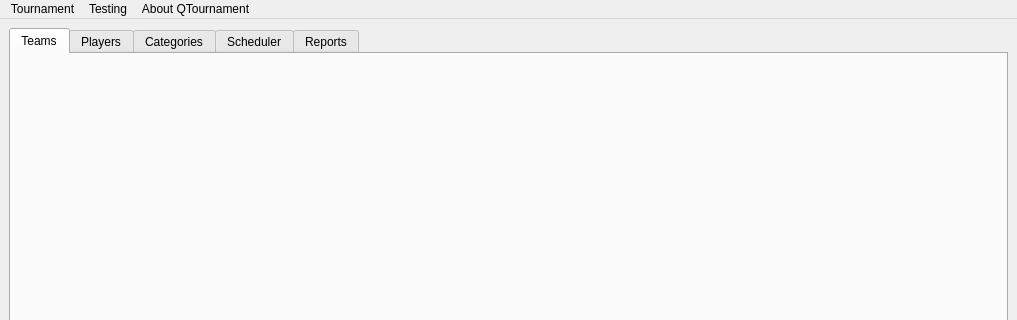
probonopd/QTournament, file ui/MainFrame.ui: the form before one commit; both pictures show x 0 to 1017 and y 0 to 320 of the 1017 by 760 pixel window.
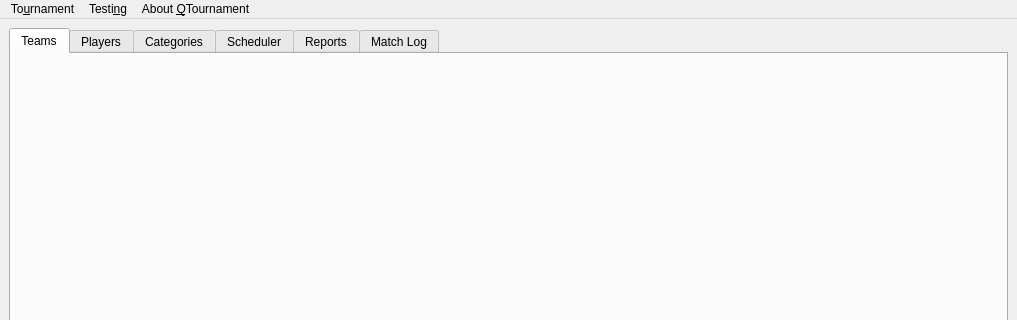
The form after the commit. The open tabs and pages were chosen to show the change. Custom widgets are drawn as their Qt base class.

Commit message: Added a new tab with a "Match Log" and started filling it with content.

```diff
--- a/ui/MainFrame.ui
+++ b/ui/MainFrame.ui
@@ -61,6 +61,11 @@
           <string>Reports</string>
          </attribute>
         </widget>
+        <widget class="MatchLogTabWidget" name="tabMatchLog">
+         <attribute name="title">
+          <string>Match Log</string>
+         </attribute>
+        </widget>
        </widget>
       </item>
      </layout>
@@ -73,12 +78,12 @@
      <x>0</x>
      <y>0</y>
      <width>1017</width>
-     <height>19</height>
+     <height>20</height>
     </rect>
    </property>
    <widget class="QMenu" name="menuTournament">
     <property name="title">
-     <string>Tournament</string>
+     <string>To&amp;urnament</string>
     </property>
     <widget class="QMenu" name="menuExternal_player_database">
      <property name="enabled">
@@ -108,7 +113,7 @@
    </widget>
    <widget class="QMenu" name="menuTesting">
     <property name="title">
-     <string>Testing</string>
+     <string>Testi&amp;ng</string>
     </property>
     <addaction name="actionEmpty"/>
     <addaction name="actionScenario01"/>
@@ -122,7 +127,7 @@
    </widget>
    <widget class="QMenu" name="menuAbout_QTournament">
     <property name="title">
-     <string>About QTournament</string>
+     <string>About &amp;QTournament</string>
     </property>
     <addaction name="actionInfo"/>
    </widget>
@@ -307,6 +312,12 @@
    <header>ui/ReportsTabWidget.h</header>
    <container>1</container>
   </customwidget>
+  <customwidget>
+   <class>MatchLogTabWidget</class>
+   <extends>QWidget</extends>
+   <header>ui/MatchLogTabWidget.h</header>
+   <container>1</container>
+  </customwidget>
  </customwidgets>
  <resources/>
  <connections>
```
Left out of the diff: 36 changed lines with no effect on the pictures. The commit also changes 7 other files.
